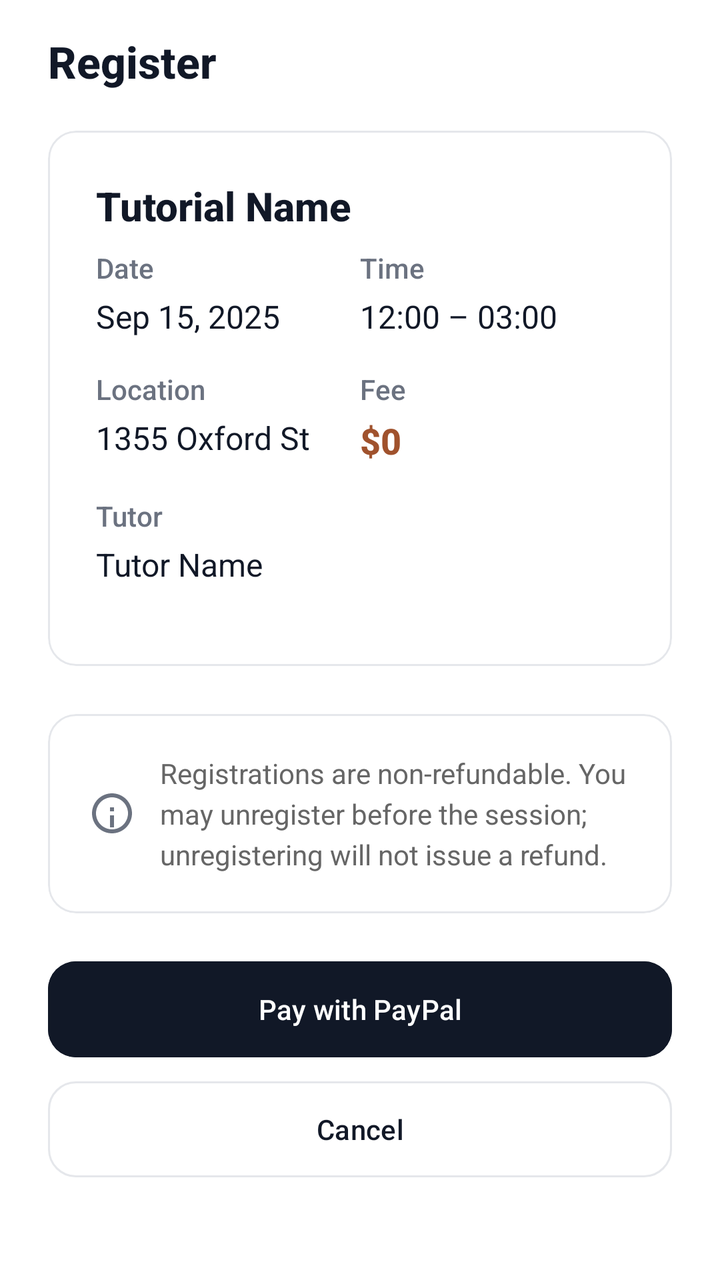
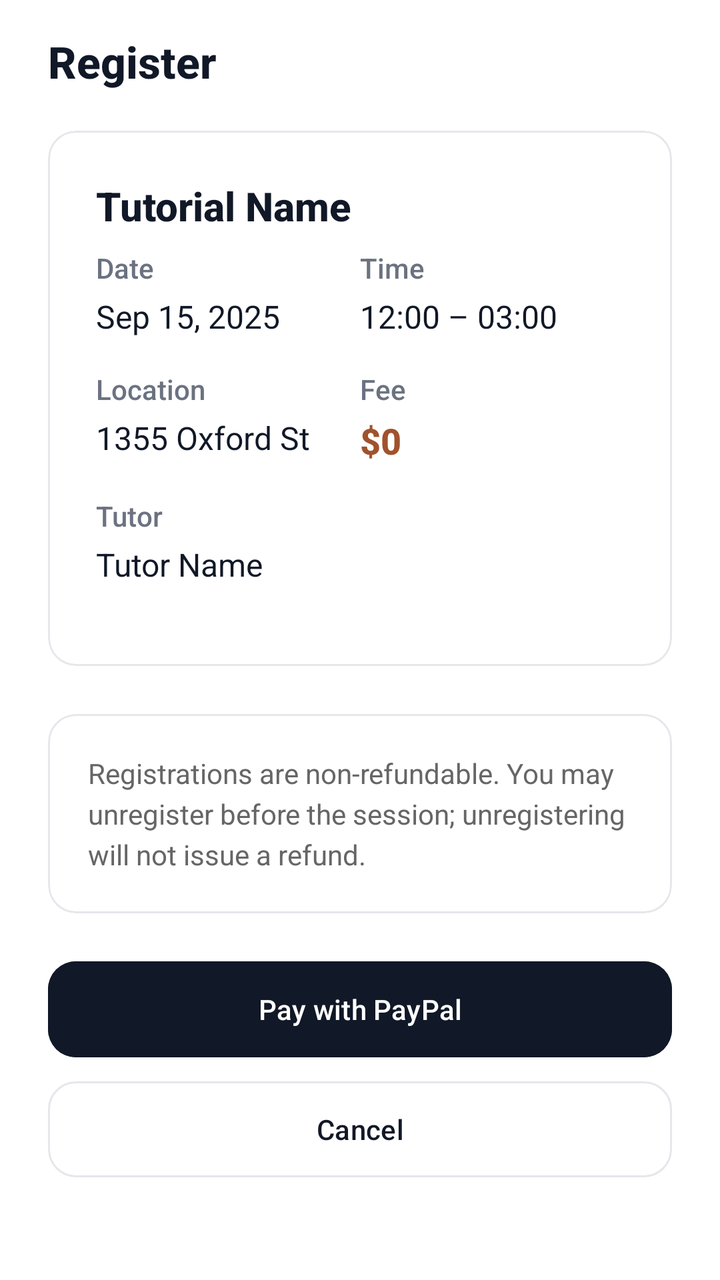

An Android layout rendered at two revisions. The XML below is the earlier revision; the diff shows what the commit changed to produce the second picture.
<!-- AndroidManifest.xml: application theme Theme.Csci3130Group1 -->
<!-- res/layout/activity_register_for_tutorial.xml -->
<?xml version="1.0" encoding="utf-8"?>
<ScrollView xmlns:android="http://schemas.android.com/apk/res/android"
    xmlns:app="http://schemas.android.com/apk/res-auto"
    android:layout_width="match_parent"
    android:layout_height="match_parent"
    android:background="#FFFFFF"
    android:fillViewport="true">

    <LinearLayout
        android:layout_width="match_parent"
        android:layout_height="wrap_content"
        android:orientation="vertical"
        android:paddingHorizontal="24dp"
        android:paddingTop="16dp"
        android:paddingBottom="32dp">

        
        <TextView
            android:layout_width="wrap_content"
            android:layout_height="wrap_content"
            android:text="Register"
            android:textSize="22sp"
            android:fontFamily="sans-serif-medium"
            android:textStyle="bold"
            android:textColor="#111827"
            android:layout_marginBottom="20dp"/>

        
        <com.google.android.material.card.MaterialCardView
            android:id="@+id/summaryCard"
            android:layout_width="match_parent"
            android:layout_height="wrap_content"
            android:layout_marginBottom="24dp"
            app:cardCornerRadius="14dp"
            app:cardElevation="0dp"
            app:cardBackgroundColor="#FFFFFF"
            app:strokeColor="#E5E7EB"
            app:strokeWidth="1dp">

            <LinearLayout
                android:layout_width="match_parent"
                android:layout_height="wrap_content"
                android:orientation="vertical"
                android:padding="24dp">

                
                <TextView
                    android:id="@+id/registerTutorialName"
                    android:layout_width="match_parent"
                    android:layout_height="wrap_content"
                    android:text="Tutorial Name"
                    android:textSize="20sp"
                    android:textStyle="bold"
                    android:textColor="#111827"
                    android:fontFamily="sans-serif-medium"
                    android:layout_marginBottom="8dp"/>

                
                <TextView
                    android:id="@+id/registerTutorialSubject"
                    android:layout_width="match_parent"
                    android:layout_height="wrap_content"
                    android:text="Subject"
                    android:textSize="14sp"
                    android:textColor="#6B7280"
                    android:fontFamily="sans-serif-medium"
                    android:layout_marginBottom="20dp"
                    android:visibility="gone"/>

                
                <LinearLayout
                    android:layout_width="match_parent"
                    android:layout_height="wrap_content"
                    android:orientation="horizontal"
                    android:layout_marginBottom="16dp">

                    <LinearLayout
                        android:layout_width="0dp"
                        android:layout_height="wrap_content"
                        android:layout_weight="1"
                        android:orientation="vertical">

                        <TextView
                            android:layout_width="wrap_content"
                            android:layout_height="wrap_content"
                            android:text="Date"
                            android:textSize="14sp"
                            android:textColor="#6B7280"
                            android:fontFamily="sans-serif-medium"/>

                        <TextView
                            android:id="@+id/registerTutorialDate"
                            android:layout_width="wrap_content"
                            android:layout_height="wrap_content"
                            android:text="Sep 15, 2025"
                            android:textSize="16sp"
                            android:textColor="#111827"
                            android:fontFamily="sans-serif"
                            android:layout_marginTop="4dp"/>
                    </LinearLayout>

                    <LinearLayout
                        android:layout_width="0dp"
                        android:layout_height="wrap_content"
                        android:layout_weight="1"
                        android:orientation="vertical">

                        <TextView
                            android:layout_width="wrap_content"
                            android:layout_height="wrap_content"
                            android:text="Time"
                            android:textSize="14sp"
                            android:textColor="#6B7280"
                            android:fontFamily="sans-serif-medium"/>

                        <TextView
                            android:id="@+id/registerTutorialTime"
                            android:layout_width="wrap_content"
                            android:layout_height="wrap_content"
                            android:text="12:00 – 03:00"
                            android:textSize="16sp"
                            android:textColor="#111827"
                            android:fontFamily="sans-serif"
                            android:layout_marginTop="4dp"/>
                    </LinearLayout>
                </LinearLayout>

                
                <LinearLayout
                    android:layout_width="match_parent"
                    android:layout_height="wrap_content"
                    android:orientation="horizontal"
                    android:layout_marginBottom="16dp">

                    <LinearLayout
                        android:layout_width="0dp"
                        android:layout_height="wrap_content"
                        android:layout_weight="1"
                        android:orientation="vertical">

                        <TextView
                            android:layout_width="wrap_content"
                            android:layout_height="wrap_content"
                            android:text="Location"
                            android:textSize="14sp"
                            android:textColor="#6B7280"
                            android:fontFamily="sans-serif-medium"/>

                        <TextView
                            android:id="@+id/registerTutorialLocation"
                            android:layout_width="wrap_content"
                            android:layout_height="wrap_content"
                            android:text="1355 Oxford St"
                            android:textSize="16sp"
                            android:textColor="#111827"
                            android:fontFamily="sans-serif"
                            android:layout_marginTop="4dp"/>
                    </LinearLayout>

                    <LinearLayout
                        android:layout_width="0dp"
                        android:layout_height="wrap_content"
                        android:layout_weight="1"
                        android:orientation="vertical">

                        <TextView
                            android:layout_width="wrap_content"
                            android:layout_height="wrap_content"
                            android:text="Fee"
                            android:textSize="14sp"
                            android:textColor="#6B7280"
                            android:fontFamily="sans-serif-medium"/>

                        <TextView
                            android:id="@+id/registerTutorialFee"
                            android:layout_width="wrap_content"
                            android:layout_height="wrap_content"
                            android:text="$0"
                            android:textSize="18sp"
                            android:textStyle="bold"
                            android:textColor="#A0522D"
                            android:fontFamily="sans-serif-medium"
                            android:layout_marginTop="4dp"/>
                    </LinearLayout>
                </LinearLayout>

                
                <LinearLayout
                    android:layout_width="match_parent"
                    android:layout_height="wrap_content"
                    android:orientation="vertical"
                    android:layout_marginBottom="16dp">

                    <TextView
                        android:layout_width="wrap_content"
                        android:layout_height="wrap_content"
                        android:text="Tutor"
                        android:textSize="14sp"
                        android:textColor="#6B7280"
                        android:fontFamily="sans-serif-medium"/>

                    <TextView
                        android:id="@+id/registerTutorName"
                        android:layout_width="wrap_content"
                        android:layout_height="wrap_content"
                        android:text="Tutor Name"
                        android:textSize="16sp"
                        android:textColor="#111827"
                        android:fontFamily="sans-serif"
                        android:layout_marginTop="4dp"/>
                </LinearLayout>

                
                <LinearLayout
                    android:id="@+id/registerAvailabilityRow"
                    android:layout_width="match_parent"
                    android:layout_height="wrap_content"
                    android:orientation="horizontal"
                    android:layout_marginBottom="16dp"
                    android:visibility="gone">

                    <LinearLayout
                        android:layout_width="0dp"
                        android:layout_height="wrap_content"
                        android:layout_weight="1"
                        android:orientation="vertical">

                        <TextView
                            android:layout_width="wrap_content"
                            android:layout_height="wrap_content"
                            android:text="Capacity"
                            android:textSize="14sp"
                            android:textColor="#6B7280"
                            android:fontFamily="sans-serif-medium"/>

                        <TextView
                            android:id="@+id/registerTutorialCapacity"
                            android:layout_width="wrap_content"
                            android:layout_height="wrap_content"
                            android:text="—"
                            android:textSize="16sp"
                            android:textColor="#111827"
                            android:fontFamily="sans-serif"
                            android:layout_marginTop="4dp"/>
                    </LinearLayout>

                    <LinearLayout
                        android:layout_width="0dp"
                        android:layout_height="wrap_content"
                        android:layout_weight="1"
                        android:orientation="vertical">

                        <TextView
                            android:layout_width="wrap_content"
                            android:layout_height="wrap_content"
                            android:text="Spots left"
                            android:textSize="14sp"
                            android:textColor="#6B7280"
                            android:fontFamily="sans-serif-medium"/>

                        <TextView
                            android:id="@+id/registerTutorialSpotsLeft"
                            android:layout_width="wrap_content"
                            android:layout_height="wrap_content"
                            android:text="—"
                            android:textSize="16sp"
                            android:textColor="#111827"
                            android:fontFamily="sans-serif"
                            android:layout_marginTop="4dp"/>
                    </LinearLayout>
                </LinearLayout>

                
                <LinearLayout
                    android:id="@+id/registerDescriptionSection"
                    android:layout_width="match_parent"
                    android:layout_height="wrap_content"
                    android:orientation="vertical"
                    android:visibility="gone">

                    <TextView
                        android:layout_width="wrap_content"
                        android:layout_height="wrap_content"
                        android:text="Description"
                        android:textSize="14sp"
                        android:textColor="#6B7280"
                        android:fontFamily="sans-serif-medium"
                        android:layout_marginBottom="8dp"/>

                    <TextView
                        android:id="@+id/registerTutorialDescription"
                        android:layout_width="match_parent"
                        android:layout_height="wrap_content"
                        android:text="Tutorial description goes here..."
                        android:textSize="16sp"
                        android:textColor="#111827"
                        android:fontFamily="sans-serif"
                        android:lineSpacingExtra="4dp"/>
                </LinearLayout>

                
                <TextView
                    android:id="@+id/tutorial_summary_text"
                    android:layout_width="match_parent"
                    android:layout_height="wrap_content"
                    android:textSize="14sp"
                    android:textColor="#666666"
                    android:lineSpacingExtra="4dp"
                    android:visibility="gone"/>
            </LinearLayout>
        </com.google.android.material.card.MaterialCardView>

        
        <com.google.android.material.card.MaterialCardView
            android:id="@+id/paypal_disclaimer_card"
            android:layout_width="match_parent"
            android:layout_height="wrap_content"
            android:layout_marginBottom="24dp"
            app:cardCornerRadius="14dp"
            app:cardElevation="0dp"
            app:cardBackgroundColor="#FFFFFF"
            app:strokeColor="#E5E7EB"
            app:strokeWidth="1dp">

            <LinearLayout
                android:layout_width="match_parent"
                android:layout_height="wrap_content"
                android:orientation="horizontal"
                android:padding="20dp"
                android:gravity="center_vertical">

                <ImageView
                    android:layout_width="24dp"
                    android:layout_height="24dp"
                    android:src="@drawable/ic_info"
                    app:tint="#6B7280"
                    android:layout_marginEnd="12dp"
                    android:contentDescription="Info" />

                <TextView
                    android:id="@+id/paypal_disclaimer_text"
                    android:layout_width="match_parent"
                    android:layout_height="wrap_content"
                    android:text="Registrations are non‑refundable. You may unregister before the session; unregistering will not issue a refund."
                    android:textSize="14sp"
                    android:textColor="#666666"
                    android:fontFamily="sans-serif"
                    android:lineSpacingExtra="4dp" />
            </LinearLayout>
        </com.google.android.material.card.MaterialCardView>

        
        <LinearLayout
            android:layout_width="match_parent"
            android:layout_height="wrap_content"
            android:orientation="vertical">

            <com.google.android.material.button.MaterialButton
                android:id="@+id/pay_with_paypal_button"
                style="@style/Widget.Material3.Button"
                android:layout_width="match_parent"
                android:layout_height="wrap_content"
                android:text="Pay with PayPal"
                android:textAllCaps="false"
                android:textColor="#FFFFFF"
                android:insetTop="0dp"
                android:insetBottom="0dp"
                app:cornerRadius="14dp"
                android:backgroundTint="#111827"
                android:layout_marginBottom="12dp"/>

            <com.google.android.material.button.MaterialButton
                android:id="@+id/cancel_button"
                style="@style/Widget.Material3.Button.OutlinedButton"
                android:layout_width="match_parent"
                android:layout_height="wrap_content"
                android:text="Cancel"
                android:textAllCaps="false"
                android:insetTop="0dp"
                android:insetBottom="0dp"
                app:cornerRadius="14dp"
                app:strokeColor="#E5E7EB"
                android:textColor="#111827"/>
        </LinearLayout>
    </LinearLayout>
</ScrollView>
<!-- resources referenced by this layout -->
<resources>
  <!-- drawable ic_info (drawable) -->
  <?xml version="1.0" encoding="utf-8"?>
  <vector xmlns:android="http://schemas.android.com/apk/res/android"
      android:width="24dp"
      android:height="24dp"
      android:viewportWidth="24"
      android:viewportHeight="24">
  
      
      <path
          android:fillColor="#FFFFFF"
          android:pathData="M12,2C6.48,2 2,6.48 2,12s4.48,10 10,10 10,-4.48 10,-10S17.52,2 12,2zM12,20c-4.41,0 -8,-3.59 -8,-8s3.59,-8 8,-8 8,3.59 8,8 -3.59,8 -8,8z"/>
  
      
      <path
          android:fillColor="#FFFFFF"
          android:pathData="M13,9h-2v2h2L13,9zM13,13h-2v6h2v-6z"/>
  </vector>
  <style name="Theme.Csci3130Group1" parent="Base.Theme.Csci3130Group1" />
  <style name="Base.Theme.Csci3130Group1" parent="Theme.Material3.DayNight.NoActionBar">
          
          <item name="colorPrimary">#111827</item>
          <item name="colorOnPrimary">#FFFFFF</item>
          <item name="colorSecondary">#6B7280</item>
          <item name="colorOnSecondary">#FFFFFF</item>
          
          <item name="colorPrimaryContainer">#F3F4F6</item>
          <item name="colorOnPrimaryContainer">#111827</item>
          <item name="colorSecondaryContainer">#F3F4F6</item>
          <item name="colorOnSecondaryContainer">#111827</item>
          <item name="colorTertiary">#9CA3AF</item>
          <item name="colorSurface">#FFFFFF</item>
          <item name="colorOnSurface">#111827</item>
          <item name="colorOutline">#E5E7EB</item>
          <item name="android:navigationBarColor">#FFFFFF</item>
          <item name="android:statusBarColor">#FFFFFF</item>
      </style>
</resources>

<!-- the commit's change to res/layout/activity_register_for_tutorial.xml (unified diff, before → after) -->
@@ -325,17 +325,8 @@
             <LinearLayout
                 android:layout_width="match_parent"
                 android:layout_height="wrap_content"
-                android:orientation="horizontal"
-                android:padding="20dp"
-                android:gravity="center_vertical">
-
-                <ImageView
-                    android:layout_width="24dp"
-                    android:layout_height="24dp"
-                    android:src="@drawable/ic_info"
-                    app:tint="#6B7280"
-                    android:layout_marginEnd="12dp"
-                    android:contentDescription="Info" />
+                android:orientation="vertical"
+                android:padding="20dp">
 
                 <TextView
                     android:id="@+id/paypal_disclaimer_text"
<!-- resource entries referenced after the edit -->
@@ -1,23 +1,5 @@
 <!-- resources referenced by this layout -->
 <resources>
-  <!-- drawable ic_info (drawable) -->
-  <?xml version="1.0" encoding="utf-8"?>
-  <vector xmlns:android="http://schemas.android.com/apk/res/android"
-      android:width="24dp"
-      android:height="24dp"
-      android:viewportWidth="24"
-      android:viewportHeight="24">
-  
-      
-      <path
-          android:fillColor="#FFFFFF"
-          android:pathData="M12,2C6.48,2 2,6.48 2,12s4.48,10 10,10 10,-4.48 10,-10S17.52,2 12,2zM12,20c-4.41,0 -8,-3.59 -8,-8s3.59,-8 8,-8 8,3.59 8,8 -3.59,8 -8,8z"/>
-  
-      
-      <path
-          android:fillColor="#FFFFFF"
-          android:pathData="M13,9h-2v2h2L13,9zM13,13h-2v6h2v-6z"/>
-  </vector>
   <style name="Theme.Csci3130Group1" parent="Base.Theme.Csci3130Group1" />
   <style name="Base.Theme.Csci3130Group1" parent="Theme.Material3.DayNight.NoActionBar">
           
